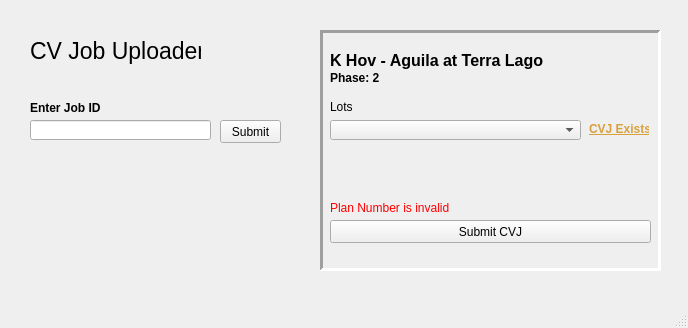
Before: the Qt Designer form CVJobUploader.ui in Insortial/Excel-ReportIntegrator, drawn with Qt 5.
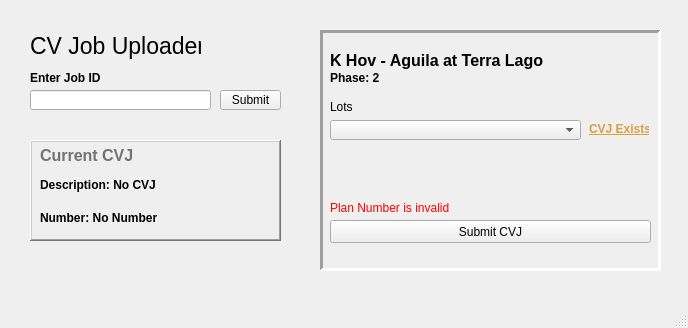
After: the same form once the commit is applied.

Commit message: Added a screen to view current job in report.mdb and added ui response to submitting tables

The edit to the form file:
```diff
--- a/CVJobUploader.ui
+++ b/CVJobUploader.ui
@@ -20,7 +20,7 @@
       <x>30</x>
       <y>30</y>
       <width>171</width>
-      <height>41</height>
+      <height>31</height>
      </rect>
     </property>
     <property name="font">
@@ -170,9 +170,9 @@
     <property name="geometry">
      <rect>
       <x>220</x>
-      <y>120</y>
+      <y>90</y>
       <width>61</width>
-      <height>23</height>
+      <height>20</height>
      </rect>
     </property>
     <property name="text">
@@ -183,7 +183,7 @@
     <property name="geometry">
      <rect>
       <x>30</x>
-      <y>120</y>
+      <y>90</y>
       <width>181</width>
       <height>20</height>
      </rect>
@@ -193,7 +193,7 @@
     <property name="geometry">
      <rect>
       <x>30</x>
-      <y>100</y>
+      <y>70</y>
       <width>171</width>
       <height>16</height>
      </rect>
@@ -209,6 +209,114 @@
      <string>Enter Job ID</string>
     </property>
    </widget>
+   <widget class="QFrame" name="frame_2">
+    <property name="geometry">
+     <rect>
+      <x>30</x>
+      <y>140</y>
+      <width>251</width>
+      <height>101</height>
+     </rect>
+    </property>
+    <property name="frameShape">
+     <enum>QFrame::WinPanel</enum>
+    </property>
+    <property name="frameShadow">
+     <enum>QFrame::Raised</enum>
+    </property>
+    <property name="lineWidth">
+     <number>3</number>
+    </property>
+    <widget class="QPushButton" name="submitCVJ_2">
+     <property name="geometry">
+      <rect>
+       <x>10</x>
+       <y>190</y>
+       <width>321</width>
+       <height>23</height>
+      </rect>
+     </property>
+     <property name="text">
+      <string>Submit CVJ</string>
+     </property>
+    </widget>
+    <widget class="QLabel" name="errorTag_2">
+     <property name="geometry">
+      <rect>
+       <x>10</x>
+       <y>170</y>
+       <width>141</width>
+       <height>16</height>
+      </rect>
+     </property>
+     <property name="text">
+      <string>&lt;html&gt;&lt;head/&gt;&lt;body&gt;&lt;p&gt;&lt;span style=&quot; color:#ff0000;&quot;&gt;Plan Number is invalid&lt;/span&gt;&lt;/p&gt;&lt;/body&gt;&lt;/html&gt;</string>
+     </property>
+    </widget>
+    <widget class="QLabel" name="jobLabel_2">
+     <property name="geometry">
+      <rect>
+       <x>10</x>
+       <y>0</y>
+       <width>211</width>
+       <height>31</height>
+      </rect>
+     </property>
+     <property name="font">
+      <font>
+       <pointsize>12</pointsize>
+       <weight>75</weight>
+       <bold>true</bold>
+      </font>
+     </property>
+     <property name="text">
+      <string>&lt;html&gt;&lt;head/&gt;&lt;body&gt;&lt;p&gt;&lt;span style=&quot; font-weight:600; color:#737373;&quot;&gt;Current CVJ&lt;/span&gt;&lt;/p&gt;&lt;/body&gt;&lt;/html&gt;</string>
+     </property>
+    </widget>
+    <widget class="QLabel" name="jobDescription">
+     <property name="geometry">
+      <rect>
+       <x>10</x>
+       <y>30</y>
+       <width>231</width>
+       <height>31</height>
+      </rect>
+     </property>
+     <property name="font">
+      <font>
+       <pointsize>9</pointsize>
+       <weight>75</weight>
+       <bold>true</bold>
+      </font>
+     </property>
+     <property name="text">
+      <string>&lt;html&gt;&lt;head/&gt;&lt;body&gt;&lt;p&gt;&lt;span style=&quot; font-weight:600;&quot;&gt;Description:&lt;/span&gt; No CVJ&lt;/p&gt;&lt;/body&gt;&lt;/html&gt;</string>
+     </property>
+     <property name="wordWrap">
+      <bool>true</bool>
+     </property>
+    </widget>
+    <widget class="QLabel" name="jobNumber">
+     <property name="geometry">
+      <rect>
+       <x>10</x>
+       <y>70</y>
+       <width>221</width>
+       <height>16</height>
+      </rect>
+     </property>
+     <property name="font">
+      <font>
+       <pointsize>9</pointsize>
+       <weight>75</weight>
+       <bold>true</bold>
+      </font>
+     </property>
+     <property name="text">
+      <string>&lt;html&gt;&lt;head/&gt;&lt;body&gt;&lt;p&gt;&lt;span style=&quot; font-weight:600;&quot;&gt;Number:&lt;/span&gt; No Number&lt;/p&gt;&lt;/body&gt;&lt;/html&gt;</string>
+     </property>
+    </widget>
+   </widget>
   </widget>
   <widget class="QMenuBar" name="menubar">
    <property name="geometry">
```
The commit also changes 5 other files.
